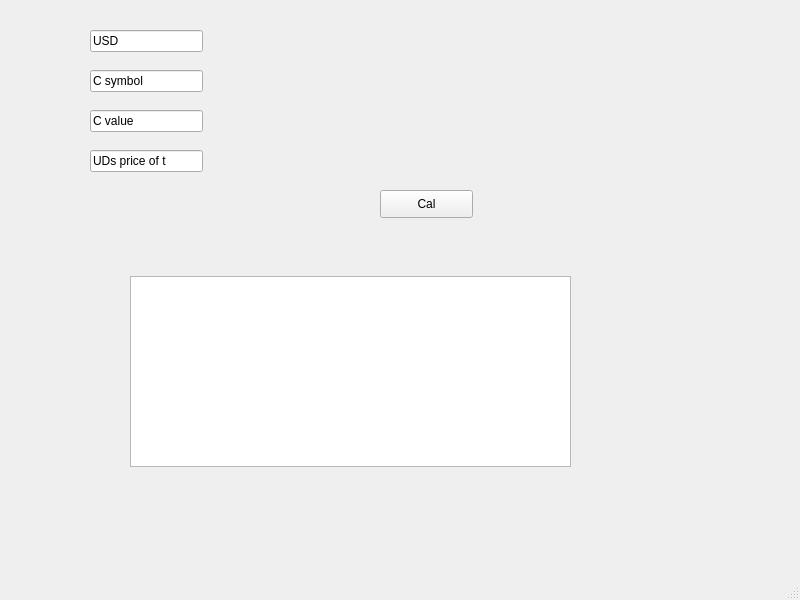
The window that UI.ui (autonexit/Crypto_Portfolio_Tracker) describes before a commit, drawn with Qt 5.
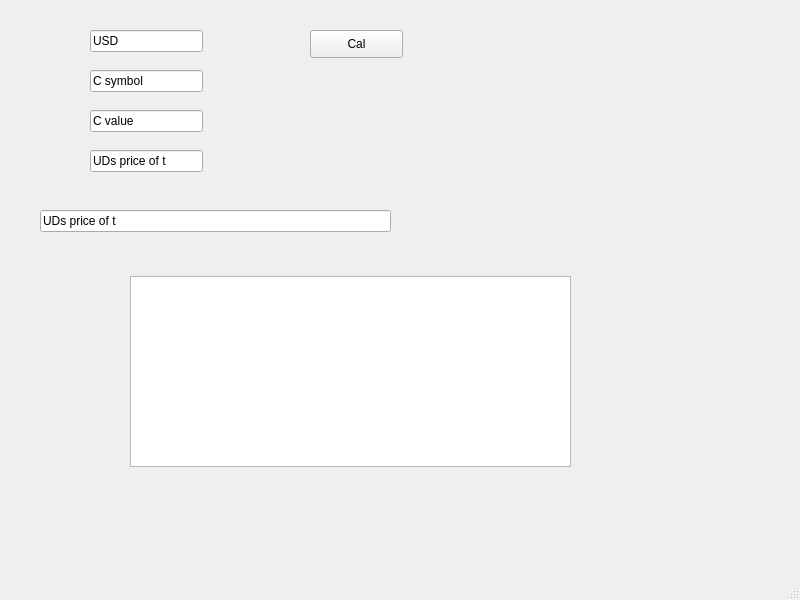
The same window after the commit.

Patch:
```diff
--- a/UI.ui
+++ b/UI.ui
@@ -69,8 +69,8 @@
    <widget class="QPushButton" name="calcBtn">
     <property name="geometry">
      <rect>
-      <x>380</x>
-      <y>190</y>
+      <x>310</x>
+      <y>30</y>
       <width>93</width>
       <height>28</height>
      </rect>
@@ -89,6 +89,19 @@
      </rect>
     </property>
    </widget>
+   <widget class="QLineEdit" name="apiEntry">
+    <property name="geometry">
+     <rect>
+      <x>40</x>
+      <y>210</y>
+      <width>351</width>
+      <height>22</height>
+     </rect>
+    </property>
+    <property name="text">
+     <string>UDs price of t</string>
+    </property>
+   </widget>
   </widget>
   <widget class="QMenuBar" name="menubar">
    <property name="geometry">
```
Left out of the diff: 2 changed lines with no effect on the pictures.
